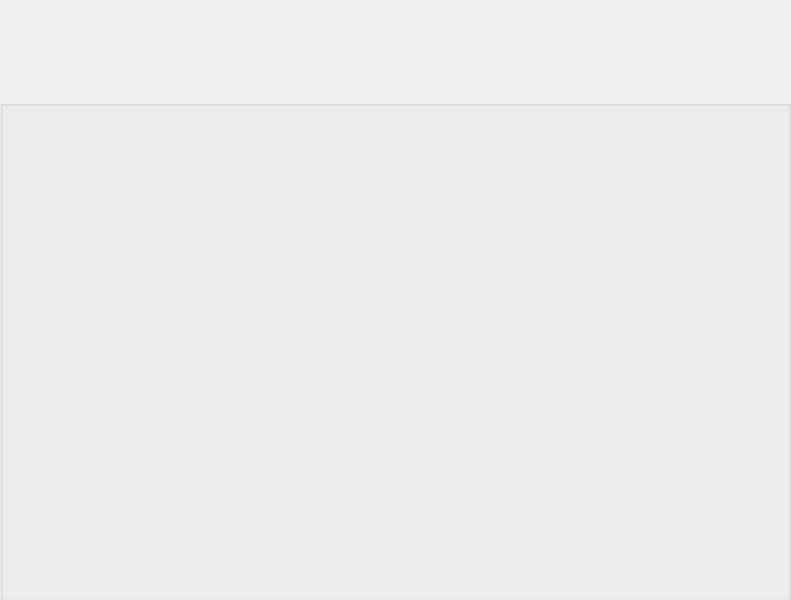
This is View/ChoiceWindows.ui in aossuper7/YoutubeVideoSoundSourceExtraction as Qt 5 draws it before an edit. The edited form follows.
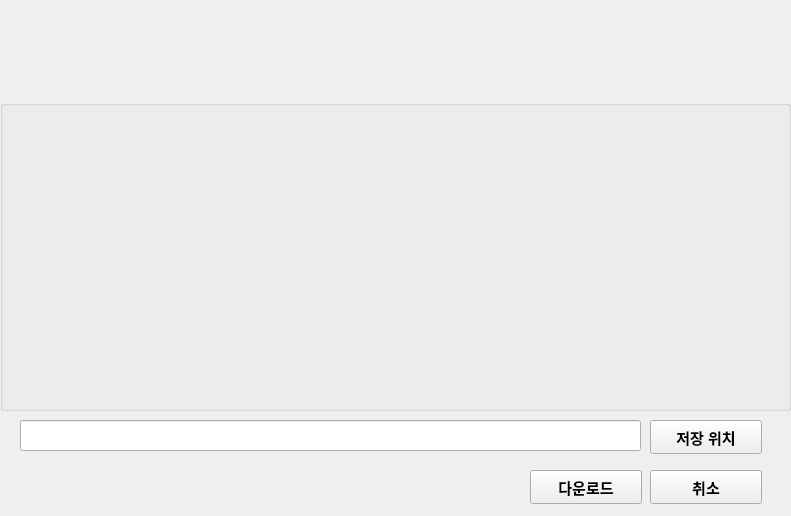
This is the edited form. Icons and pictures are not drawn.

Commit message: refactor: main UI 변경, 스레드 2개에서 1개로 변경, pictureList 저장하는 함수를 InfoList로 변경

```diff
--- a/View/ChoiceWindows.ui
+++ b/View/ChoiceWindows.ui
@@ -10,7 +10,7 @@
     <x>0</x>
     <y>0</y>
     <width>791</width>
-    <height>600</height>
+    <height>516</height>
    </rect>
   </property>
   <property name="font">
@@ -134,13 +134,62 @@
       <x>0</x>
       <y>100</y>
       <width>791</width>
-      <height>501</height>
+      <height>311</height>
      </rect>
     </property>
     <property name="title">
      <string/>
     </property>
    </widget>
+   <widget class="QLineEdit" name="storage">
+    <property name="geometry">
+     <rect>
+      <x>20</x>
+      <y>420</y>
+      <width>621</width>
+      <height>31</height>
+     </rect>
+    </property>
+   </widget>
+   <widget class="QPushButton" name="save">
+    <property name="geometry">
+     <rect>
+      <x>650</x>
+      <y>420</y>
+      <width>112</width>
+      <height>34</height>
+     </rect>
+    </property>
+    <property name="text">
+     <string>저장 위치</string>
+    </property>
+   </widget>
+   <widget class="QPushButton" name="close">
+    <property name="geometry">
+     <rect>
+      <x>650</x>
+      <y>470</y>
+      <width>112</width>
+      <height>34</height>
+     </rect>
+    </property>
+    <property name="text">
+     <string>취소</string>
+    </property>
+   </widget>
+   <widget class="QPushButton" name="download">
+    <property name="geometry">
+     <rect>
+      <x>530</x>
+      <y>470</y>
+      <width>112</width>
+      <height>34</height>
+     </rect>
+    </property>
+    <property name="text">
+     <string>다운로드</string>
+    </property>
+   </widget>
   </widget>
  </widget>
  <resources>
```
Left out of the diff: 2 changed lines with no effect on the pictures. The commit also changes 6 other files.
